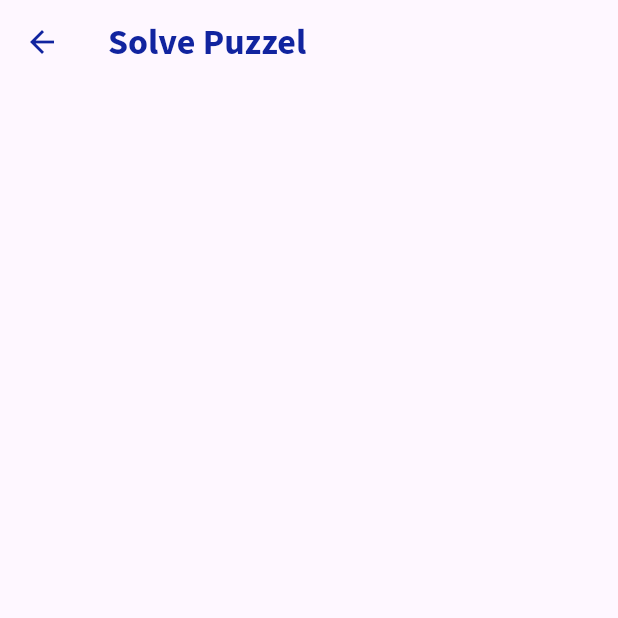
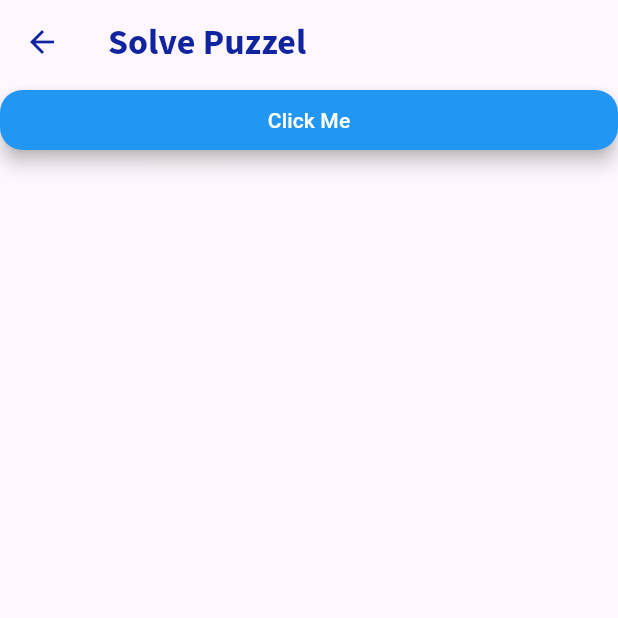
Before and after one commit to TiranChanuka/NVLD_kids_App, a Flutter app: the PuzzelPlanetHome screen opened by its route, on a phone screen of 412 x 824 dp, the top half of it. Run offline on Flutter 3.47's test engine with Material 3 defaults, Android fonts, the phone set to English and light mode, and no system bars; our stand-ins replace device_preview, get, google_fonts, lottie.

Commit message:
Update PuzzelPlanetHome.dart

```diff
--- a/lib/PuzzlePlanet/PuzzelPlanetHome.dart
+++ b/lib/PuzzlePlanet/PuzzelPlanetHome.dart
@@ -1,5 +1,7 @@
 import 'package:flutter/material.dart';
+import 'package:get/get.dart';
 import 'package:google_fonts/google_fonts.dart';
+import 'package:nvld_app/Game/PuzzleGame.dart';
 
 import '../color.dart';
 
@@ -22,6 +24,30 @@ class PuzzelPlanetHome extends StatelessWidget {
           ),
         ),
       ),
+      body: ListView(
+        children: [
+          ElevatedButton(
+            child: Text('Click Me'),
+            onPressed: () {
+              Navigator.push(
+                context,
+                MaterialPageRoute(
+                    builder: (context) => PuzzleGame()),
+              );
+              print('Button pressed!');
+            },
+            style: ElevatedButton.styleFrom(
+              primary: Colors.blue, // Background color
+              onPrimary: Colors.white, // Text color
+              elevation: 5, // Shadow elevation
+              padding: EdgeInsets.symmetric(horizontal: 16, vertical: 8),
+              shape: RoundedRectangleBorder(
+                borderRadius: BorderRadius.circular(15), // Corner rounding
+              ),
+            ),
+          )
+        ],
+      ),
     );
   }
 }
```
